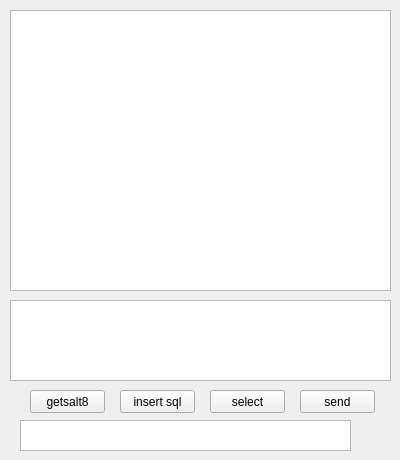
This is mainwindow.ui in ssdut153/testServerGUI as Qt 5 draws it before an edit. The edited form follows.
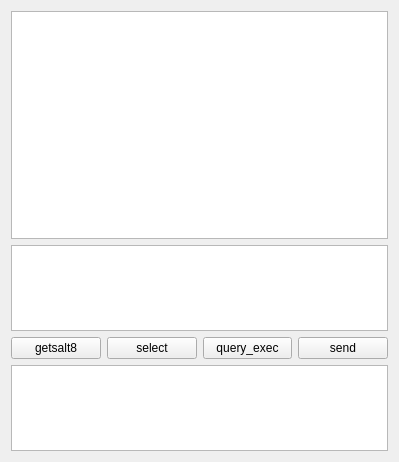
This is the edited form.

```diff
--- a/mainwindow.ui
+++ b/mainwindow.ui
@@ -6,99 +6,88 @@
    <rect>
     <x>0</x>
     <y>0</y>
-    <width>400</width>
-    <height>460</height>
+    <width>399</width>
+    <height>462</height>
    </rect>
   </property>
+  <property name="sizePolicy">
+   <sizepolicy hsizetype="Expanding" vsizetype="Expanding">
+    <horstretch>0</horstretch>
+    <verstretch>0</verstretch>
+   </sizepolicy>
+  </property>
   <property name="windowTitle">
    <string>MainWindow</string>
   </property>
   <widget class="QWidget" name="centralWidget">
+   <property name="sizePolicy">
+    <sizepolicy hsizetype="Expanding" vsizetype="Expanding">
+     <horstretch>0</horstretch>
+     <verstretch>0</verstretch>
+    </sizepolicy>
+   </property>
+   <layout class="QFormLayout" name="formLayout">
+    <item row="0" column="0" colspan="2">
    <widget class="QTextEdit" name="textEdit">
-    <property name="geometry">
-     <rect>
-      <x>10</x>
-      <y>10</y>
-      <width>381</width>
-      <height>281</height>
-     </rect>
+      <property name="sizeIncrement">
+       <size>
+        <width>369</width>
+        <height>299</height>
+       </size>
+      </property>
+      <property name="baseSize">
+       <size>
+        <width>369</width>
+        <height>299</height>
+       </size>
+      </property>
+      <property name="styleSheet">
+       <string notr="true">width:100%;</string>
     </property>
     <property name="readOnly">
      <bool>true</bool>
     </property>
    </widget>
-   <widget class="QTextEdit" name="textEdit_2">
-    <property name="geometry">
-     <rect>
-      <x>10</x>
-      <y>300</y>
-      <width>381</width>
-      <height>81</height>
-     </rect>
-    </property>
-   </widget>
-   <widget class="QPushButton" name="pushButton">
-    <property name="geometry">
-     <rect>
-      <x>300</x>
-      <y>390</y>
-      <width>75</width>
-      <height>23</height>
-     </rect>
-    </property>
+    </item>
+    <item row="1" column="0" colspan="2">
+     <widget class="QTextEdit" name="textEdit_2"/>
+    </item>
+    <item row="3" column="0" colspan="2">
+     <widget class="QTextEdit" name="textEdit_3"/>
+    </item>
+    <item row="2" column="0" colspan="2">
+     <layout class="QGridLayout" name="gridLayout">
+      <item row="0" column="2">
+       <widget class="QPushButton" name="pushButton_3">
     <property name="text">
-     <string>send</string>
-    </property>
-   </widget>
+         <string>query_exec</string>
+        </property>
+       </widget>
+      </item>
+      <item row="0" column="1">
    <widget class="QPushButton" name="pushButton_2">
-    <property name="geometry">
-     <rect>
-      <x>210</x>
-      <y>390</y>
-      <width>75</width>
-      <height>23</height>
-     </rect>
-    </property>
     <property name="text">
      <string>select</string>
     </property>
    </widget>
-   <widget class="QPushButton" name="pushButton_3">
-    <property name="geometry">
-     <rect>
-      <x>120</x>
-      <y>390</y>
-      <width>75</width>
-      <height>23</height>
-     </rect>
-    </property>
-    <property name="text">
-     <string>insert sql</string>
-    </property>
-   </widget>
+      </item>
+      <item row="0" column="0">
    <widget class="QPushButton" name="pushButton_4">
-    <property name="geometry">
-     <rect>
-      <x>30</x>
-      <y>390</y>
-      <width>75</width>
-      <height>23</height>
-     </rect>
-    </property>
     <property name="text">
      <string>getsalt8</string>
     </property>
    </widget>
-   <widget class="QTextEdit" name="textEdit_3">
-    <property name="geometry">
-     <rect>
-      <x>20</x>
-      <y>420</y>
-      <width>331</width>
-      <height>31</height>
-     </rect>
-    </property>
-   </widget>
+      </item>
+      <item row="0" column="3">
+       <widget class="QPushButton" name="pushButton">
+        <property name="text">
+         <string>send</string>
+        </property>
+       </widget>
+      </item>
+     </layout>
+    </item>
+   </layout>
   </widget>
  </widget>
  <layoutdefault spacing="6" margin="11"/>
```
Lines whose indentation alone changed are shown as unchanged.
